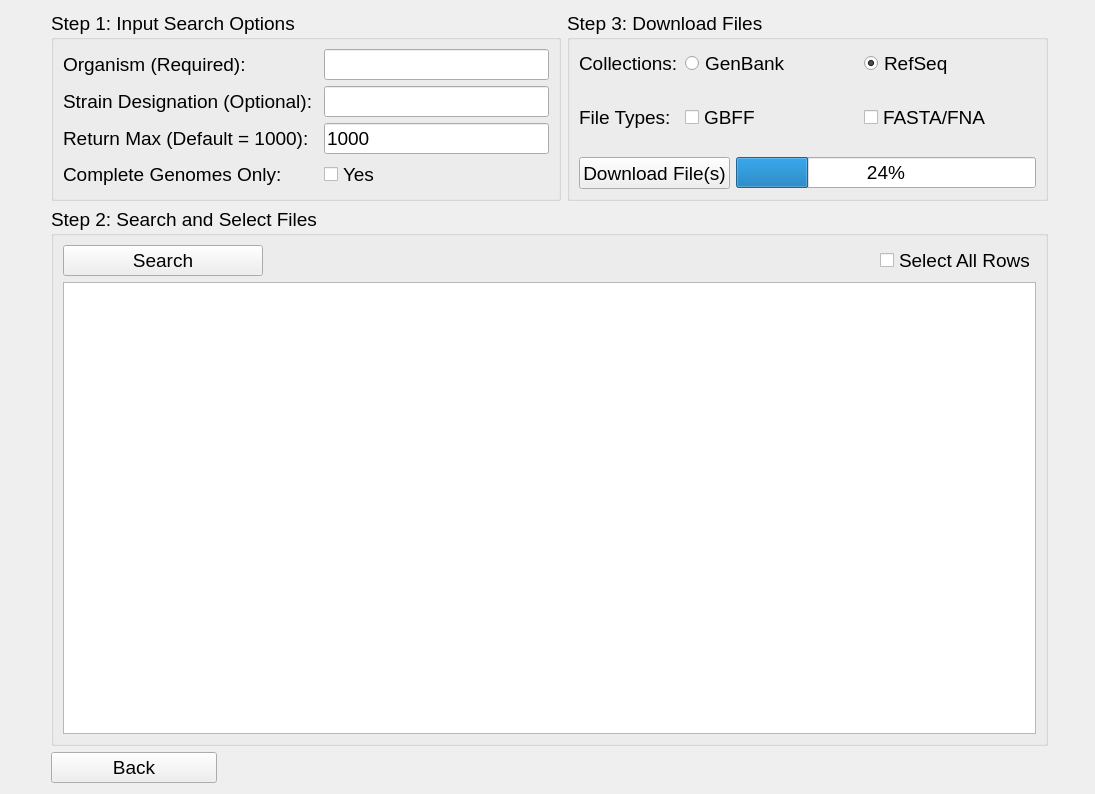
The window that ncbi.ui (TrinhLab/CASPERapp) describes before a commit, drawn with Qt 5.
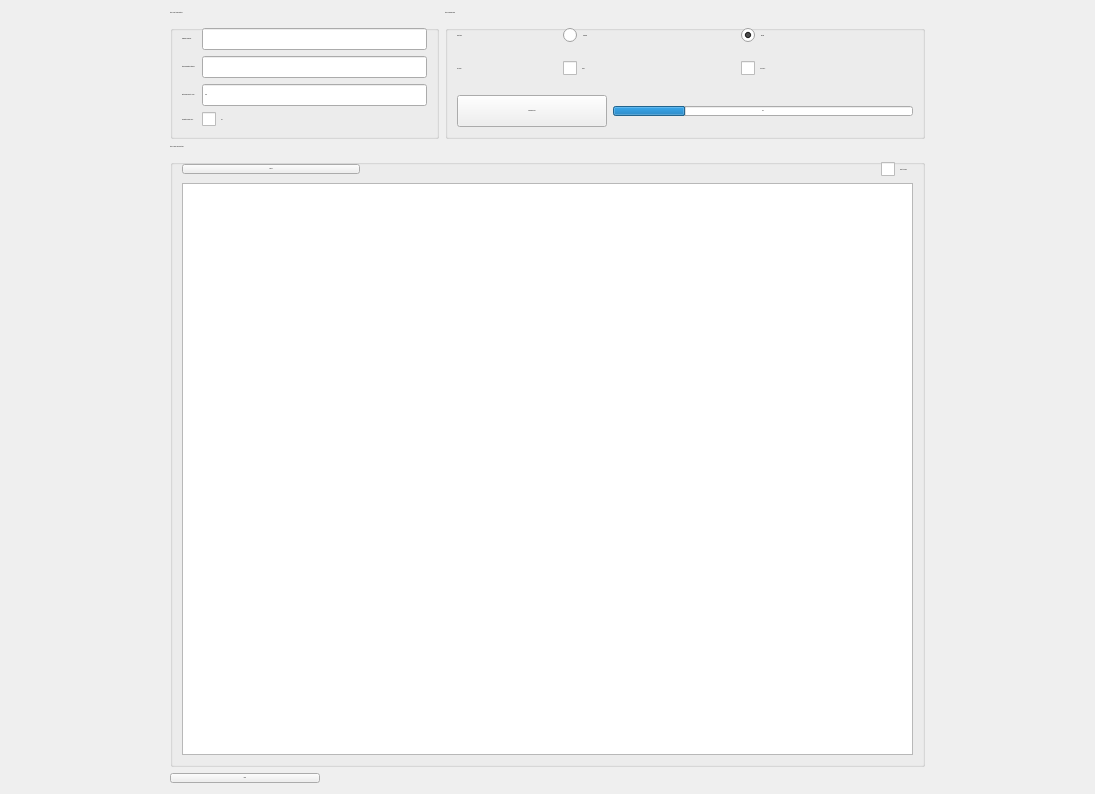
The same window after the commit.

Commit message: making UI use pixel count for font sizes rather than point size to keep it from scaling from windows scaling

Patch:
```diff
--- a/ncbi.ui
+++ b/ncbi.ui
@@ -22,7 +22,10 @@
   <property name="font">
    <font>
     <family>Arial</family>
-    <pointsize>14</pointsize>
+    <pointsize>1</pointsize>
+    <weight>50</weight>
+    <italic>false</italic>
+    <bold>false</bold>
    </font>
   </property>
   <property name="acceptDrops">
@@ -31,6 +34,9 @@
   <property name="windowTitle">
    <string>NCBI File Search</string>
   </property>
+  <property name="styleSheet">
+   <string notr="true">font: 16px 'Arial';</string>
+  </property>
   <layout class="QGridLayout" name="gridLayout">
    <property name="sizeConstraint">
     <enum>QLayout::SetDefaultConstraint</enum>
@@ -51,8 +57,9 @@
           <property name="font">
            <font>
             <family>Arial</family>
-            <pointsize>14</pointsize>
+            
             <weight>50</weight>
+            <italic>false</italic>
             <bold>false</bold>
            </font>
           </property>
@@ -75,8 +82,9 @@
           <property name="font">
            <font>
             <family>Arial</family>
-            <pointsize>14</pointsize>
+            
             <weight>50</weight>
+            <italic>false</italic>
             <bold>false</bold>
            </font>
           </property>
@@ -107,7 +115,11 @@
           </property>
           <property name="font">
            <font>
-            <pointsize>14</pointsize>
+            <family>Arial</family>
+            
+            <weight>50</weight>
+            <italic>false</italic>
+            <bold>false</bold>
            </font>
           </property>
          </widget>
@@ -122,7 +134,11 @@
           </property>
           <property name="font">
            <font>
-            <pointsize>14</pointsize>
+            <family>Arial</family>
+            
+            <weight>50</weight>
+            <italic>false</italic>
+            <bold>false</bold>
            </font>
           </property>
           <property name="text">
@@ -140,7 +156,11 @@
           </property>
           <property name="font">
            <font>
-            <pointsize>14</pointsize>
+            <family>Arial</family>
+            
+            <weight>50</weight>
+            <italic>false</italic>
+            <bold>false</bold>
            </font>
           </property>
          </widget>
@@ -150,7 +170,10 @@
           <property name="font">
            <font>
             <family>Arial</family>
-            <pointsize>14</pointsize>
+            
+            <weight>50</weight>
+            <italic>false</italic>
+            <bold>false</bold>
            </font>
           </property>
           <property name="toolTip">
@@ -166,8 +189,9 @@
           <property name="font">
            <font>
             <family>Arial</family>
-            <pointsize>14</pointsize>
+            
             <weight>50</weight>
+            <italic>false</italic>
             <bold>false</bold>
            </font>
           </property>
@@ -252,7 +276,10 @@
         <property name="font">
          <font>
           <family>Arial</family>
-          <pointsize>14</pointsize>
+          
+          <weight>50</weight>
+          <italic>false</italic>
+          <bold>false</bold>
          </font>
         </property>
         <property name="text">
@@ -276,8 +303,9 @@
           <property name="font">
            <font>
             <family>Arial</family>
-            <pointsize>14</pointsize>
+            
             <weight>50</weight>
+            <italic>false</italic>
             <bold>false</bold>
            </font>
           </property>
@@ -303,7 +331,10 @@
           <property name="font">
            <font>
             <family>Arial</family>
-            <pointsize>14</pointsize>
+            
+            <weight>50</weight>
+            <italic>false</italic>
+            <bold>false</bold>
            </font>
           </property>
           <property name="toolTip">
@@ -419,7 +450,10 @@
         <property name="font">
          <font>
           <family>Arial</family>
-          <pointsize>14</pointsize>
+          
+          <weight>50</weight>
+          <italic>false</italic>
+          <bold>false</bold>
          </font>
         </property>
         <property name="text">
@@ -432,7 +466,10 @@
         <property name="font">
          <font>
           <family>Arial</family>
-          <pointsize>14</pointsize>
+          
+          <weight>50</weight>
+          <italic>false</italic>
+          <bold>false</bold>
          </font>
         </property>
         <property name="text">
```
The commit also changes 34 other files.
